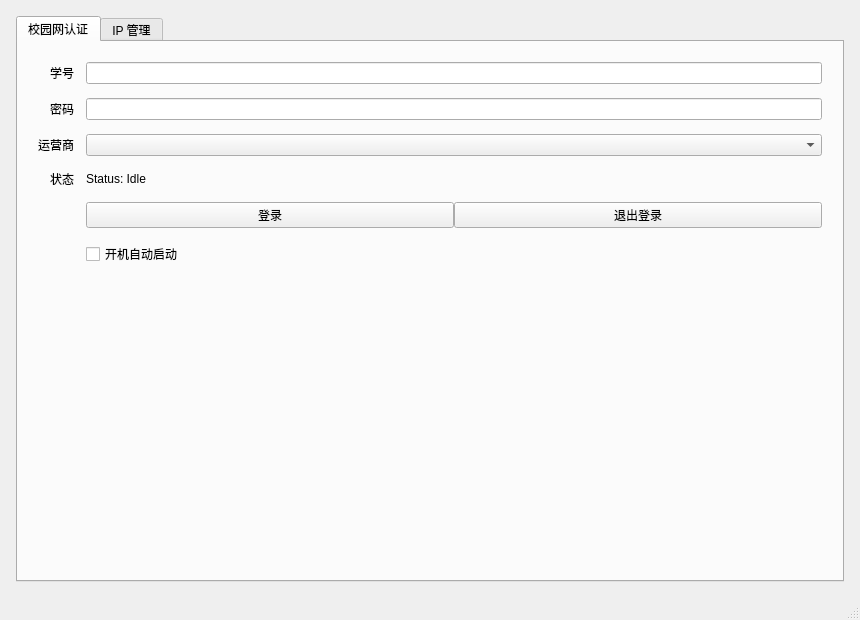
The window that mainwindow.ui (D3nesyan/JMCampusNetLinker) describes before a commit, drawn with Qt 5.
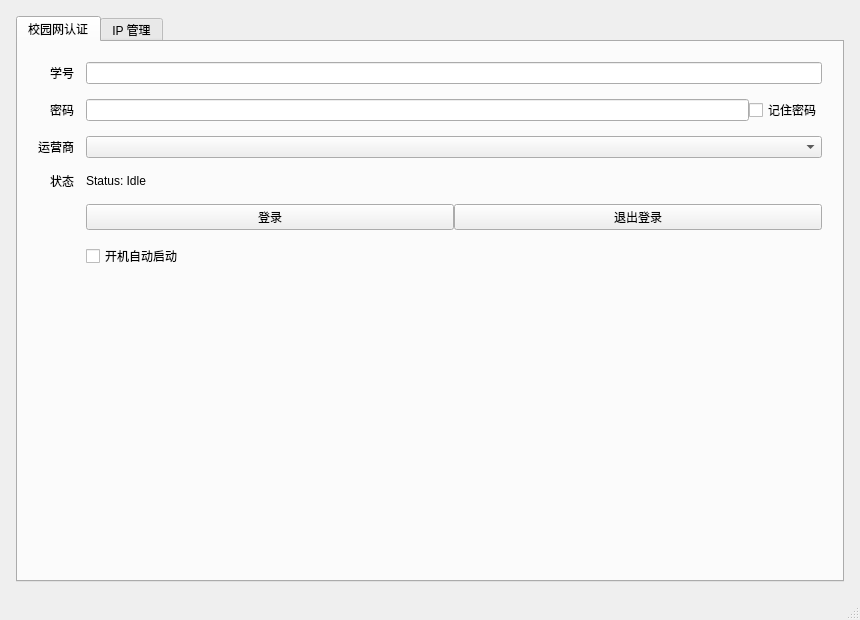
The same window after the commit.

Commit message: feat: Add remember password checkbox

Patch:
```diff
--- a/mainwindow.ui
+++ b/mainwindow.ui
@@ -81,7 +81,18 @@
            </widget>
           </item>
           <item row="1" column="1">
-           <widget class="QLineEdit" name="passwordEdit"/>
+           <layout class="QHBoxLayout" name="passwordRowLayout">
+            <item>
+             <widget class="QLineEdit" name="passwordEdit"/>
+            </item>
+            <item>
+             <widget class="QCheckBox" name="rememberPwdCheckBox">
+              <property name="text">
+               <string>记住密码</string>
+              </property>
+             </widget>
+            </item>
+           </layout>
           </item>
           <item row="2" column="0">
            <widget class="QLabel" name="serviceTitleLabel">
```
The commit also changes 1 other file.
